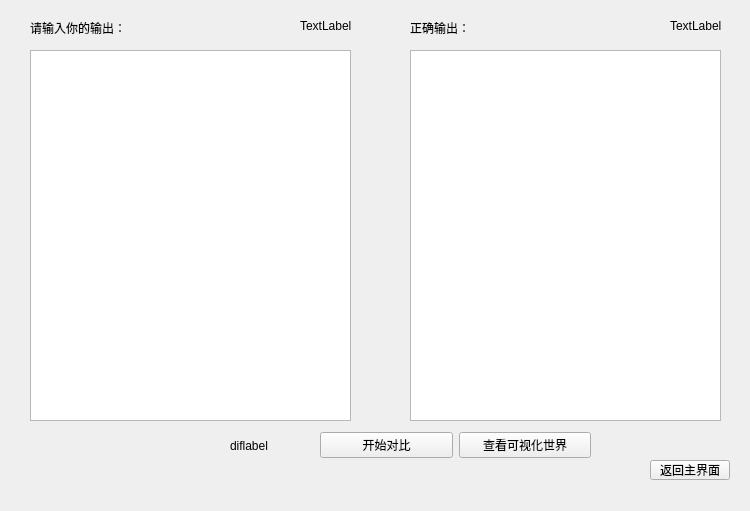
The window that compare.ui (RickyRui111/WorldOfWarcraftDebug) describes before a commit, drawn with Qt 5.
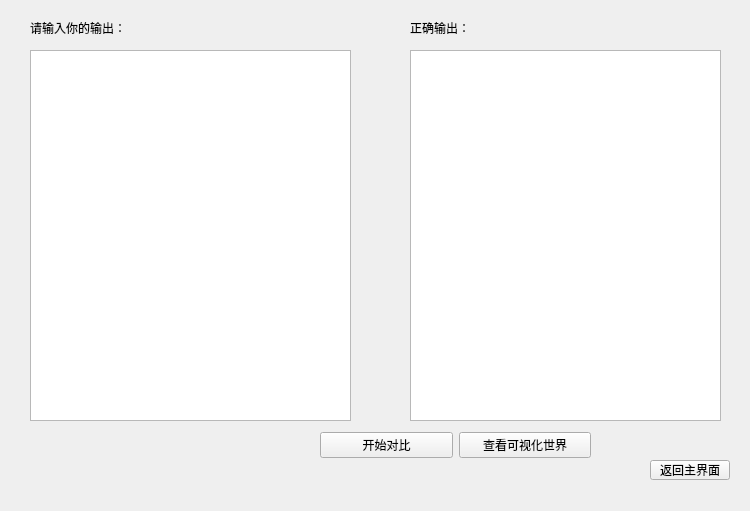
The same window after the commit.

What changed in the file:
```diff
--- a/compare.ui
+++ b/compare.ui
@@ -98,45 +98,6 @@
     </item>
    </layout>
   </widget>
-  <widget class="QLabel" name="cTextLines">
-   <property name="geometry">
-    <rect>
-     <x>300</x>
-     <y>20</y>
-     <width>54</width>
-     <height>12</height>
-    </rect>
-   </property>
-   <property name="text">
-    <string>TextLabel</string>
-   </property>
-  </widget>
-  <widget class="QLabel" name="wTextLines">
-   <property name="geometry">
-    <rect>
-     <x>670</x>
-     <y>20</y>
-     <width>54</width>
-     <height>12</height>
-    </rect>
-   </property>
-   <property name="text">
-    <string>TextLabel</string>
-   </property>
-  </widget>
-  <widget class="QLabel" name="difLines">
-   <property name="geometry">
-    <rect>
-     <x>230</x>
-     <y>440</y>
-     <width>54</width>
-     <height>12</height>
-    </rect>
-   </property>
-   <property name="text">
-    <string>diflabel</string>
-   </property>
-  </widget>
  </widget>
  <resources/>
  <connections/>
```
